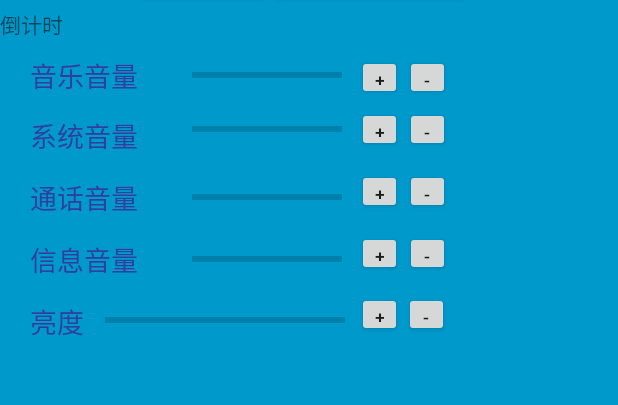
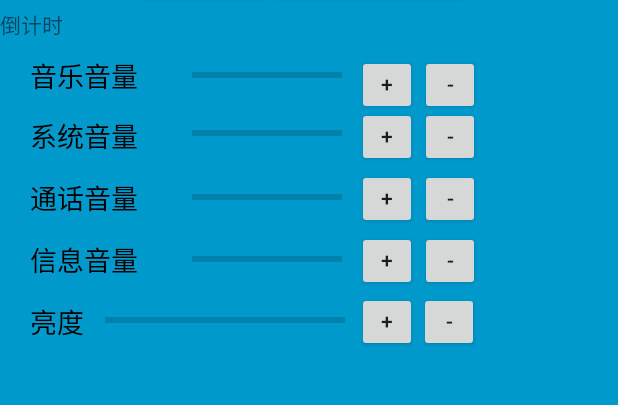
Before and after one commit to corpsele/SystemControl, an Android app: the layout new_app_widget.xml on its own in the app's theme, with its tools: preview values and no code run, on a phone screen of 412 x 824 dp, the part 64-469 px from its top. Run offline under Robolectric (Android 15) with nearby library versions, the light colour scheme and no system bars.

Commit message:
upgrade in win

```diff
--- a/app/build.gradle
+++ b/app/build.gradle
@@ -90,6 +90,10 @@ repositories {
 //    maven{url 'http://maven.aliyun.com/nexus/content/groups/public/'}
     maven {
         allowInsecureProtocol = true
+        url 'https://jitpack.io'
+    }
+    maven {
+        allowInsecureProtocol = true
         url 'http://maven.aliyun.com/nexus/content/groups/public/'
     }
     maven {
@@ -152,6 +156,7 @@ dependencies {
     implementation "org.jetbrains.anko:anko-appcompat-v7:$anko_version"
     compileOnly 'com.google.android.wearable:wearable:2.6.0'
     implementation 'com.github.lzyzsd:jsbridge:1.0.4'
+    implementation 'com.github.getActivity:Toaster:12.6'
 //    implementation project(":dsbridge")
 
 
--- a/app/src/main/java/com/systemcontrol/corpsele/systemcontrol/MainActivity.java
+++ b/app/src/main/java/com/systemcontrol/corpsele/systemcontrol/MainActivity.java
@@ -29,6 +29,7 @@ import android.widget.SeekBar;
 import android.widget.TextView;
 
 import com.google.gson.Gson;
+import com.hjq.toast.Toaster;
 import com.jakewharton.rxbinding4.view.RxView;
 
 import org.jetbrains.annotations.NotNull;
@@ -90,6 +91,7 @@ public class MainActivity extends AppCompatActivity {
     @Override
     protected void onCreate(Bundle savedInstanceState) {
         super.onCreate(savedInstanceState);
+        Toaster.init(this.getApplication());
         setContentView(R.layout.activity_main);
 
         mAudioManager = (AudioManager) getSystemService(Context.AUDIO_SERVICE);
--- a/app/src/main/java/com/systemcontrol/corpsele/systemcontrol/MainActivity2.kt
+++ b/app/src/main/java/com/systemcontrol/corpsele/systemcontrol/MainActivity2.kt
@@ -30,7 +30,8 @@ class MainActivity2 : AppCompatActivity() {
         mWebSettings.builtInZoomControls = true;//是否显示缩放按钮，默认false
         mWebSettings.useWideViewPort = true;//设置此属性，可任意比例缩放。大视图模式
         mWebSettings.loadWithOverviewMode = true;//和setUseWideViewPort(true)一起解决网页自适应问题
-        mWebSettings.setAppCacheEnabled(true);//是否使用缓存
+//        mWebSettings.setAppCacheEnabled(true);//是否使用缓存
+        mWebSettings.cacheMode = WebSettings.LOAD_DEFAULT
         mWebSettings.domStorageEnabled = true;//开启本地DOM存储
         mWebSettings.loadsImagesAutomatically = true; // 加载图片
         mWebSettings.mediaPlaybackRequiresUserGesture = false;//播放音频，多媒体需要用户手动？设置为false为可自动播放
--- a/app/src/main/java/com/systemcontrol/corpsele/systemcontrol/MainActivity3.java
+++ b/app/src/main/java/com/systemcontrol/corpsele/systemcontrol/MainActivity3.java
@@ -70,7 +70,8 @@ public class MainActivity3 extends AppCompatActivity {
         //和setUseWideViewPort(true)一起解决网页自适应问题
         webSettings.setLoadWithOverviewMode(true);
         //是否使用缓存
-        webSettings.setAppCacheEnabled(true);
+//        webSettings.setAppCacheEnabled(true);
+        webSettings.setCacheMode(WebSettings.LOAD_DEFAULT);
         //开启本地DOM存储
         webSettings.setDomStorageEnabled(true);
         // 加载图片
--- a/app/src/main/java/com/systemcontrol/corpsele/systemcontrol/NewAppWidget.java
+++ b/app/src/main/java/com/systemcontrol/corpsele/systemcontrol/NewAppWidget.java
@@ -19,10 +19,15 @@ import android.net.Uri;
 import android.os.Build;
 import android.provider.Settings;
 import android.util.Log;
+import android.view.Gravity;
+import android.view.View;
 import android.view.Window;
 import android.view.WindowManager;
+import android.widget.FrameLayout;
 import android.widget.RemoteViews;
 import android.widget.Toast;
+
+import com.hjq.toast.Toaster;
 
 import java.lang.reflect.Field;
 import java.util.ArrayList;
@@ -53,6 +58,7 @@ public class NewAppWidget extends AppWidgetProvider {
 
     static void updateAppWidget(final Context context, final AppWidgetManager appWidgetManager,
                                 final int appWidgetId) {
+
         mainContext = context;
         CharSequence widgetText = "打开activity";
         // Construct the RemoteViews object
@@ -177,13 +183,53 @@ public class NewAppWidget extends AppWidgetProvider {
         context.stopService(intent);
     }
 
+//    public static void showMessage(View view, String str, int length) {
+//        Snackbar snackbar = Snackbar.make(view, str, length);
+//
+//        View snackbarView = snackbar.getView();
+//        //设置布局居中
+//        FrameLayout.LayoutParams params = new FrameLayout.LayoutParams(snackbarView.getLayoutParams().width, snackbarView.getLayoutParams().height);
+//        params.gravity = Gravity.CENTER;
+//        snackbarView.setLayoutParams(params);
+//        //文字居中
+//        TextView message = (TextView) snackbarView.findViewById(R.id.snackbar_text);
+//        //View.setTextAlignment需要SDK>=17
+//        message.setTextAlignment(View.TEXT_ALIGNMENT_GRAVITY);
+//        message.setGravity(Gravity.CENTER);
+//        message.setMaxLines(1);
+//        snackbar.addCallback(new BaseTransientBottomBar.BaseCallback<Snackbar>() {
+//            @Override
+//            public void onDismissed(Snackbar transientBottomBar, int event) {
+//                super.onDismissed(transientBottomBar, event);
+//                //Snackbar关闭
+//            }
+//
+//            @Override
+//            public void onShown(Snackbar transientBottomBar) {
+//                super.onShown(transientBottomBar);
+//                //Snackbar显示
+//            }
+//        });
+//        snackbar.setAction("取消", new View.OnClickListener() {
+//            @Override
+//            public void onClick(View v) {
+//                //显示一个默认的Snackbar。
+//                Snackbar.make(view, "我先走", BaseTransientBottomBar.LENGTH_LONG).show();
+//            }
+//        });
+//        snackbar.show();
+//    }
+
     @Override
     public void onReceive(Context context, Intent intent) {
         super.onReceive(context, intent);
         RemoteViews remoteViews = null;
 
         if (Objects.equals(intent.getAction(), "com.action.haha")) {
-            Toast.makeText(context, "收到了", Toast.LENGTH_SHORT).show();
+            Toast toast = Toast.makeText(context, "收到了", Toast.LENGTH_SHORT);
+            toast.setGravity(Gravity.TOP|Gravity.CENTER, -50, 100);
+            toast.show();
+            Toaster.show("收到了");
             remoteViews = new RemoteViews(context.getPackageName(), R.layout.new_app_widget);
             views1 = remoteViews;
             if (isTurning) {
--- a/app/src/main/java/com/systemcontrol/corpsele/systemcontrol/SystemControlWidget.java
+++ b/app/src/main/java/com/systemcontrol/corpsele/systemcontrol/SystemControlWidget.java
@@ -13,6 +13,8 @@ import android.provider.Settings;
 import android.widget.RemoteViews;
 import android.media.AudioManager.*;
 import android.util.*;
+
+import com.hjq.toast.Toaster;
 
 /**
  * Implementation of App Widget functionality.
--- a/app/src/main/res/layout/new_app_widget.xml
+++ b/app/src/main/res/layout/new_app_widget.xml
@@ -16,7 +16,8 @@
             android:id="@+id/appwidget_text"
             android:layout_width="wrap_content"
             android:layout_height="wrap_content"
-            android:text="@string/appwidget_text"/>
+            android:text="@string/appwidget_text"
+            android:textColor="@color/dkplayer_background_color" />
 
         <Button
             android:id="@+id/appwidget_service_btn"
@@ -55,8 +56,8 @@
 
         <Button
             android:id="@+id/btnVoipAdd3"
-            android:layout_width="30dp"
-            android:layout_height="30dp"
+            android:layout_width="40dp"
+            android:layout_height="40dp"
             android:layout_alignTop="@id/progressBar5"
             android:layout_marginLeft="10dp"
             android:layout_marginTop="35dp"
@@ -64,7 +65,7 @@
             android:paddingTop="8dp"
             android:text="+"
             android:textAlignment="center"
-            android:textSize="12sp" />
+            android:textSize="14sp" />
 
         <ProgressBar
             android:id="@+id/progressBar"
@@ -85,13 +86,13 @@
             android:layout_alignStart="@id/tvWidget3"
             android:layout_marginTop="14dp"
             android:text="@string/widget_string_system_light"
-            android:textColor="@color/colorPrimaryDark"
+            android:textColor="@color/shadow_background_color"
             android:textSize="18sp" />
 
         <Button
             android:id="@+id/btnVoipDec2"
-            android:layout_width="30dp"
-            android:layout_height="30dp"
+            android:layout_width="40dp"
+            android:layout_height="40dp"
             android:layout_alignTop="@id/progressBar5"
             android:layout_marginLeft="2dp"
             android:layout_marginTop="-5dp"
@@ -99,12 +100,12 @@
             android:paddingTop="8dp"
             android:text="-"
             android:textAlignment="center"
-            android:textSize="12sp" />
+            android:textSize="14sp" />
 
         <Button
             android:id="@+id/btnVoipDec3"
-            android:layout_width="30dp"
-            android:layout_height="30dp"
+            android:layout_width="40dp"
+            android:layout_height="40dp"
             android:layout_alignTop="@id/progressBar5"
             android:layout_marginLeft="1dp"
             android:layout_marginTop="35dp"
@@ -112,7 +113,7 @@
             android:paddingTop="8dp"
             android:text="-"
             android:textAlignment="center"
-            android:textSize="12sp" />
+            android:textSize="14sp" />
 
         <ProgressBar
             android:id="@+id/progressBar5"
@@ -131,13 +132,13 @@
             android:layout_alignStart="@id/tvWidget2"
             android:layout_marginTop="14dp"
             android:text="@string/widget_string_sms_voice"
-            android:textColor="@color/colorPrimaryDark"
+            android:textColor="@color/shadow_background_color"
             android:textSize="18sp" />
 
         <Button
             android:id="@+id/btnVoipAdd"
-            android:layout_width="30dp"
-            android:layout_height="30dp"
+            android:layout_width="40dp"
+            android:layout_height="40dp"
             android:layout_alignTop="@id/progressBar2"
             android:layout_marginLeft="10dp"
             android:layout_marginTop="-5dp"
@@ -145,12 +146,12 @@
             android:paddingTop="8dp"
             android:text="+"
             android:textAlignment="center"
-            android:textSize="12sp" />
+            android:textSize="14sp" />
 
         <Button
             android:id="@+id/btnVoipAdd2"
-            android:layout_width="30dp"
-            android:layout_height="30dp"
+            android:layout_width="40dp"
+            android:layout_height="40dp"
             android:layout_alignTop="@id/progressBar5"
             android:layout_marginLeft="10dp"
             android:layout_marginTop="-5dp"
@@ -158,12 +159,12 @@
             android:paddingTop="8dp"
             android:text="+"
             android:textAlignment="center"
-            android:textSize="12sp" />
+            android:textSize="14sp" />
 
         <Button
             android:id="@+id/btnVoipDec"
-            android:layout_width="30dp"
-            android:layout_height="30dp"
+            android:layout_width="40dp"
+            android:layout_height="40dp"
             android:layout_alignTop="@id/progressBar2"
             android:layout_marginLeft="2dp"
             android:layout_marginTop="-5dp"
@@ -171,12 +172,12 @@
             android:paddingTop="8dp"
             android:text="-"
             android:textAlignment="center"
-            android:textSize="12sp" />
+            android:textSize="14sp" />
 
         <Button
             android:id="@+id/btnSystemAdd"
-            android:layout_width="30dp"
-            android:layout_height="30dp"
+            android:layout_width="40dp"
+            android:layout_height="40dp"
             android:layout_alignTop="@id/progressBar1"
             android:layout_marginLeft="10dp"
             android:layout_marginTop="-5dp"
@@ -184,12 +185,12 @@
             android:paddingTop="8dp"
             android:text="+"
             android:textAlignment="center"
-            android:textSize="12sp" />
+            android:textSize="14sp" />
 
         <Button
             android:id="@+id/btnSystemDec"
-            android:layout_width="30dp"
-            android:layout_height="30dp"
+            android:layout_width="40dp"
+            android:layout_height="40dp"
             android:layout_alignTop="@id/progressBar1"
             android:layout_marginLeft="2dp"
             android:layout_marginTop="-5dp"
@@ -197,12 +198,12 @@
             android:paddingTop="8dp"
             android:text="-"
             android:textAlignment="center"
-            android:textSize="12sp" />
+            android:textSize="14sp" />
 
         <Button
             android:id="@+id/btnMusicDec"
-            android:layout_width="30dp"
-            android:layout_height="30dp"
+            android:layout_width="40dp"
+            android:layout_height="40dp"
             android:layout_alignTop="@id/progressBar3"
             android:layout_marginLeft="2dp"
             android:layout_marginTop="0dp"
@@ -210,7 +211,7 @@
             android:paddingTop="8dp"
             android:text="-"
             android:textAlignment="center"
-            android:textSize="12sp" />
+            android:textSize="14sp" />
 
         <TextView
             android:id="@+id/tvWidget1"
@@ -222,7 +223,7 @@
             android:layout_marginStart="20dp"
             android:layout_marginTop="50dp"
             android:text="@string/widget_string_system_voice"
-            android:textColor="@color/colorPrimaryDark"
+            android:textColor="@color/shadow_background_color"
             android:textSize="18sp" />
 
         <TextView
@@ -231,7 +232,9 @@
             android:layout_height="wrap_content"
             android:layout_alignTop="@+id/tvWidget1"
             android:layout_marginStart="14dp"
-            android:layout_toEndOf="@+id/tvWidget1" />
+            android:layout_toEndOf="@+id/tvWidget1"
+            android:textColor="@color/dkplayer_background_color"
+            android:textSize="18sp" />
 
         <TextView
             android:id="@+id/tvWidget2"
@@ -241,7 +244,7 @@
             android:layout_alignStart="@+id/tvWidget1"
             android:layout_marginTop="14dp"
             android:text="@string/widget_string_voip_voice"
-            android:textColor="@color/colorPrimaryDark"
+            android:textColor="@color/shadow_background_color"
             android:textSize="18sp" />
 
         <TextView
@@ -249,14 +252,18 @@
             android:layout_width="wrap_content"
             android:layout_height="wrap_content"
             android:layout_alignStart="@+id/tvSystemNum"
-            android:layout_alignBottom="@+id/tvWidget2" />
+            android:layout_alignBottom="@+id/tvWidget2"
+            android:textColor="@color/dkplayer_background_color"
+            android:textSize="18sp" />
 
         <TextView
             android:id="@+id/tvVoipNum2"
             android:layout_width="wrap_content"
             android:layout_height="wrap_content"
             android:layout_alignStart="@+id/tvSystemNum"
-            android:layout_alignBottom="@id/tvWidget3" />
+            android:layout_alignBottom="@id/tvWidget3"
+            android:textColor="@color/dkplayer_background_color"
+            android:textSize="18sp" />
 
         <ProgressBar
             android:id="@+id/progressBar1"
@@ -293,7 +300,7 @@
             android:layout_alignStart="@id/tvWidget1"
             android:layout_marginTop="10dp"
             android:text="音乐音量"
-            android:textColor="@color/colorPrimaryDark"
+            android:textColor="@color/shadow_background_color"
             android:textSize="18sp" />
 
         <TextView
@@ -301,19 +308,21 @@
             android:layout_width="wrap_content"
             android:layout_height="wrap_content"
             android:layout_alignStart="@id/tvSystemNum"
-            android:layout_alignBottom="@id/tvTextView3" />
+            android:layout_alignBottom="@id/tvTextView3"
+            android:textColor="@color/dkplayer_background_color"
+            android:textSize="18sp" />
 
         <Button
             android:id="@+id/btnMusicAdd"
-            android:layout_width="30dp"
-            android:layout_height="30dp"
+            android:layout_width="40dp"
+            android:layout_height="40dp"
             android:layout_alignTop="@id/progressBar3"
             android:layout_marginLeft="10dp"
             android:layout_toRightOf="@id/progressBar3"
             android:paddingTop="8dp"
             android:text="+"
             android:textAlignment="center"
-            android:textSize="12sp" />
+            android:textSize="14sp" />
 
     </RelativeLayout>
 
```
Also changed, not shown: app/src/main/AndroidManifest.xml (+8 -8 lines), build.gradle (+8 -0 lines).
